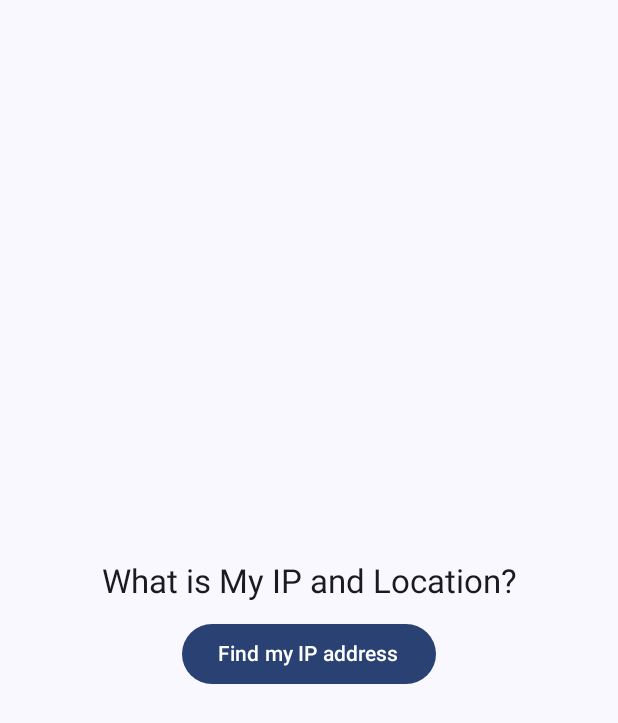
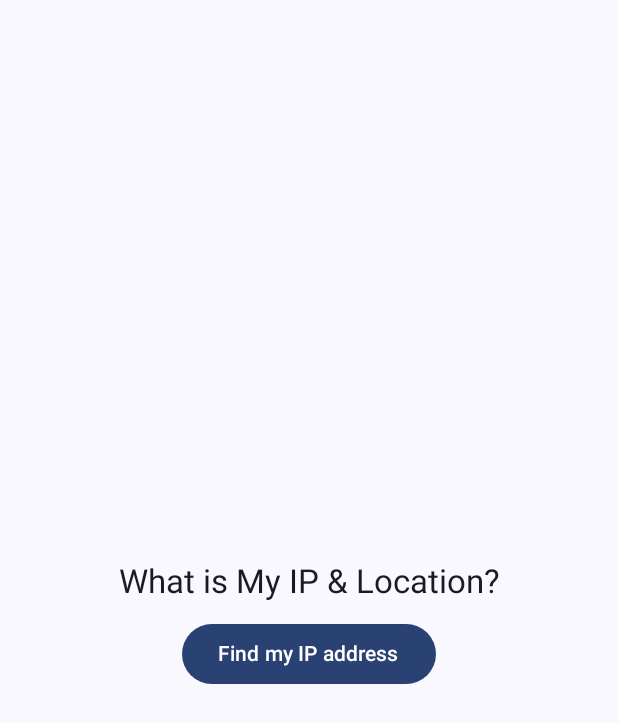
Before and after one commit to PatrikAM/Bookaroo-Android, an Android app built with Jetpack Compose: the composable RootContent shown on its own in the app's theme, on a phone screen of 412 x 824 dp. Shown: the top 723 px of the screen. Run offline under Robolectric (Android 15) with nearby library versions, the phone set to English and light mode, and no system bars; libraries missing offline, so code that uses them is left out: com.ramcosta.composedestinations; 2 statements that could not run were skipped.

Commit message:
cleanup, advanced-styling

```diff
--- a/app/src/main/java/cz/mendelu/pef/examtemplate2023/ui/screens/root/Root.kt
+++ b/app/src/main/java/cz/mendelu/pef/examtemplate2023/ui/screens/root/Root.kt
@@ -50,7 +50,7 @@ fun RootContent(
         verticalArrangement = Arrangement.Center
     ) {
         Text(
-            text = "What is My IP and Location?",
+            text = "What is My IP & Location?",
             style = headLine(),
             modifier = Modifier.padding(10.dp)
         )
```
Also changed, not shown: app/src/main/java/cz/mendelu/pef/examtemplate2023/ui/screens/map/MapScreen.kt (+3 -11 lines).
